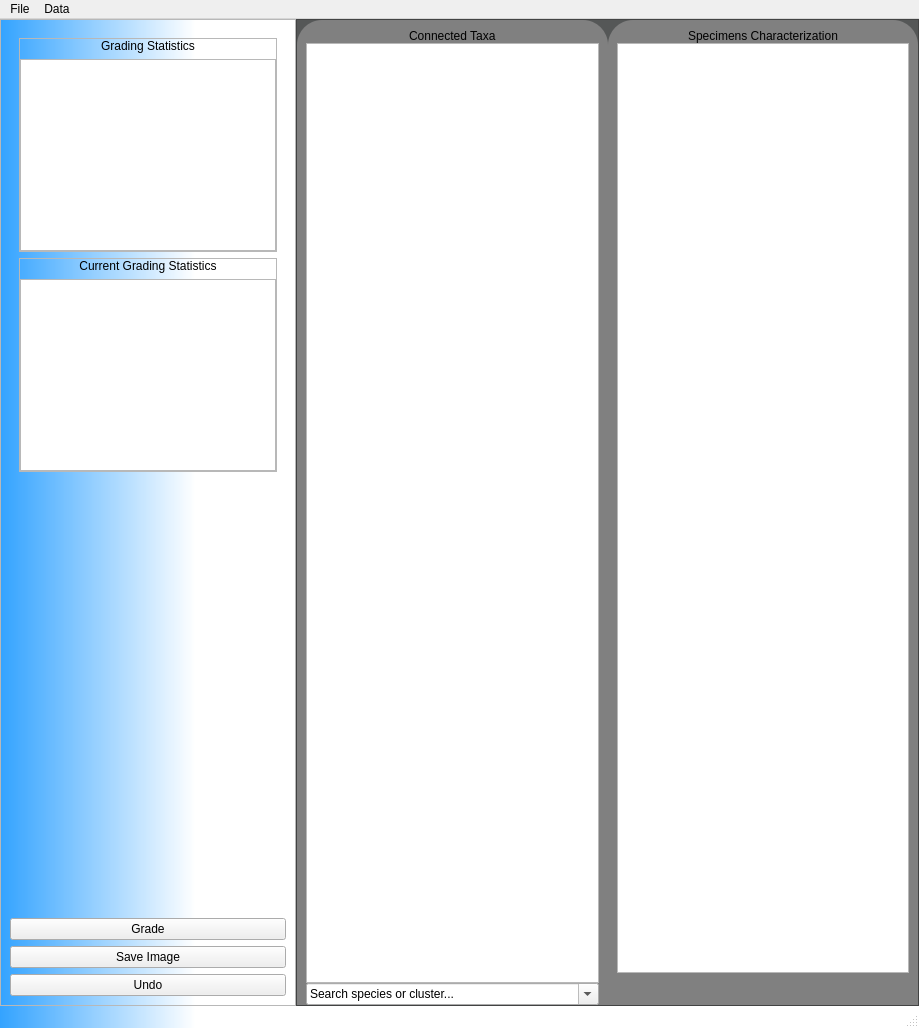
lmpn/iSpecID, file iSpecIDApp/mainwindow.ui: the form before one commit.
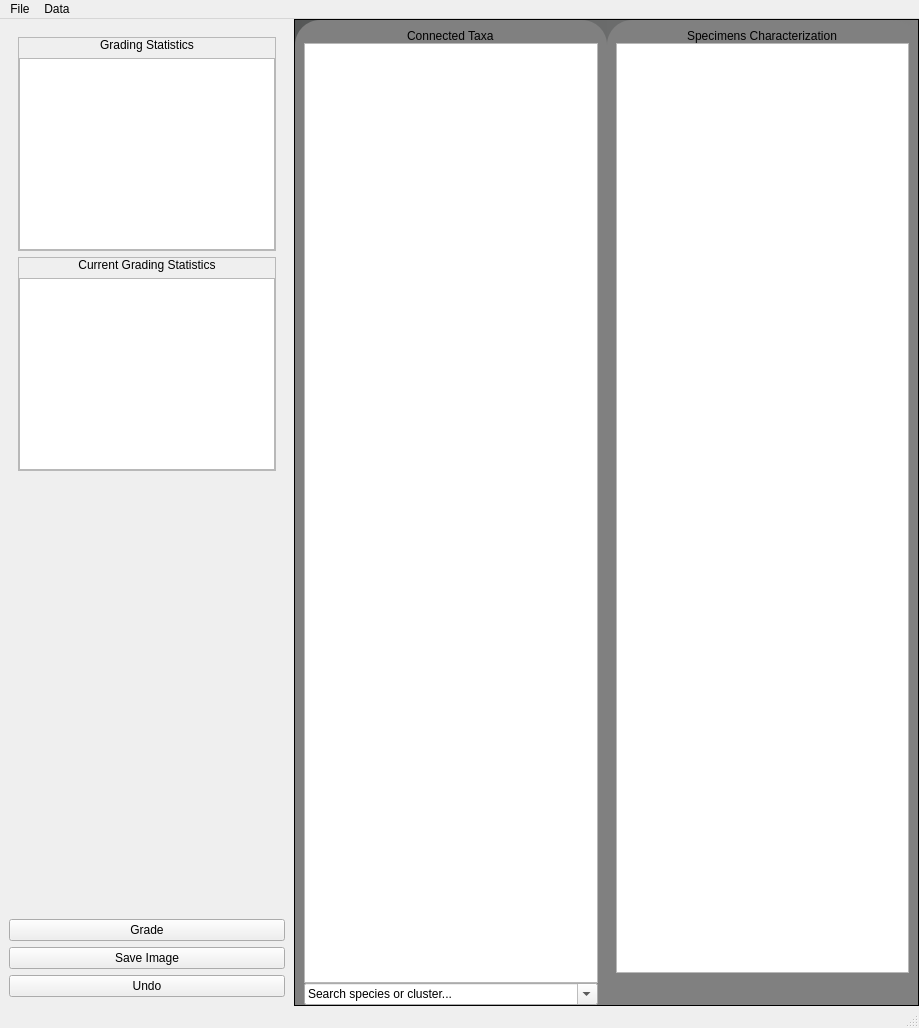
The form after the commit.

```diff
--- a/iSpecIDApp/mainwindow.ui
+++ b/iSpecIDApp/mainwindow.ui
@@ -20,10 +20,10 @@
    <string>iSpecID</string>
   </property>
   <property name="styleSheet">
-   <string notr="true">#MainWindow{background: qlineargradient(spread:reflect, x1:0, y1:0, x2:1, y2:0, stop:0 rgba(51, 163, 255, 255), stop:0.211823 rgba(255, 255, 255, 255))}</string>
+   <string notr="true"/>
   </property>
   <widget class="QWidget" name="centralwidget">
-   <layout class="QGridLayout" name="gridLayout" columnstretch="0,0,0,0">
+   <layout class="QGridLayout" name="gridLayout" columnstretch="0,0,0,90">
     <property name="leftMargin">
      <number>0</number>
     </property>
@@ -61,7 +61,7 @@
       </property>
       <property name="styleSheet">
        <string notr="true">QFrame#viewer_frame{
-background: rgb(85, 87, 87);
+background: qlineargradient(spread:pad, x1:0, y1:0, x2:1, y2:0, stop:0 rgba(85, 87, 87, 255), stop:1 grey)
 }</string>
       </property>
       <property name="frameShape">
@@ -273,7 +273,7 @@
        <string notr="true"/>
       </property>
       <property name="frameShape">
-       <enum>QFrame::StyledPanel</enum>
+       <enum>QFrame::NoFrame</enum>
       </property>
       <property name="frameShadow">
        <enum>QFrame::Plain</enum>
@@ -282,7 +282,7 @@
        <item>
         <widget class="QFrame" name="results_frame">
          <property name="sizePolicy">
-          <sizepolicy hsizetype="Minimum" vsizetype="Fixed">
+          <sizepolicy hsizetype="MinimumExpanding" vsizetype="Fixed">
            <horstretch>0</horstretch>
            <verstretch>0</verstretch>
           </sizepolicy>
@@ -306,7 +306,7 @@
              <bool>true</bool>
             </property>
             <property name="sizePolicy">
-             <sizepolicy hsizetype="Minimum" vsizetype="Minimum">
+             <sizepolicy hsizetype="Fixed" vsizetype="Minimum">
               <horstretch>0</horstretch>
               <verstretch>0</verstretch>
              </sizepolicy>
@@ -377,7 +377,7 @@
           <item>
            <widget class="QFrame" name="current_results_frame">
             <property name="sizePolicy">
-             <sizepolicy hsizetype="Minimum" vsizetype="Minimum">
+             <sizepolicy hsizetype="Fixed" vsizetype="Minimum">
               <horstretch>0</horstretch>
               <verstretch>0</verstretch>
              </sizepolicy>
@@ -529,7 +529,7 @@
      <x>0</x>
      <y>0</y>
      <width>919</width>
-     <height>26</height>
+     <height>22</height>
     </rect>
    </property>
    <widget class="QMenu" name="menu_file">
```
